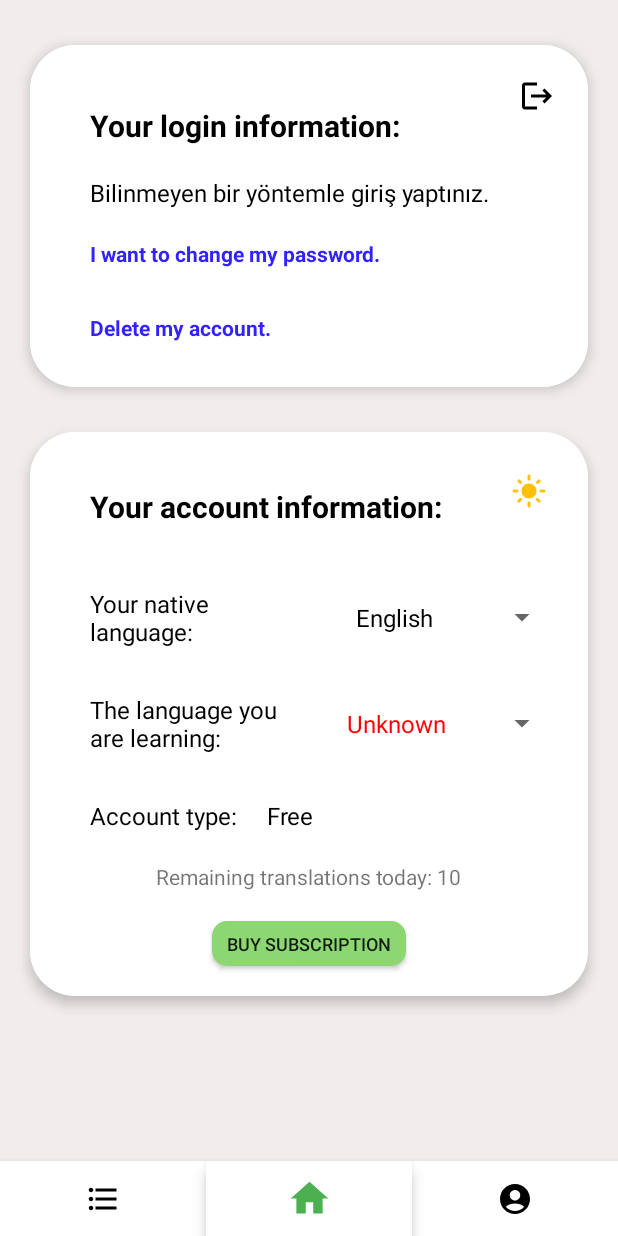
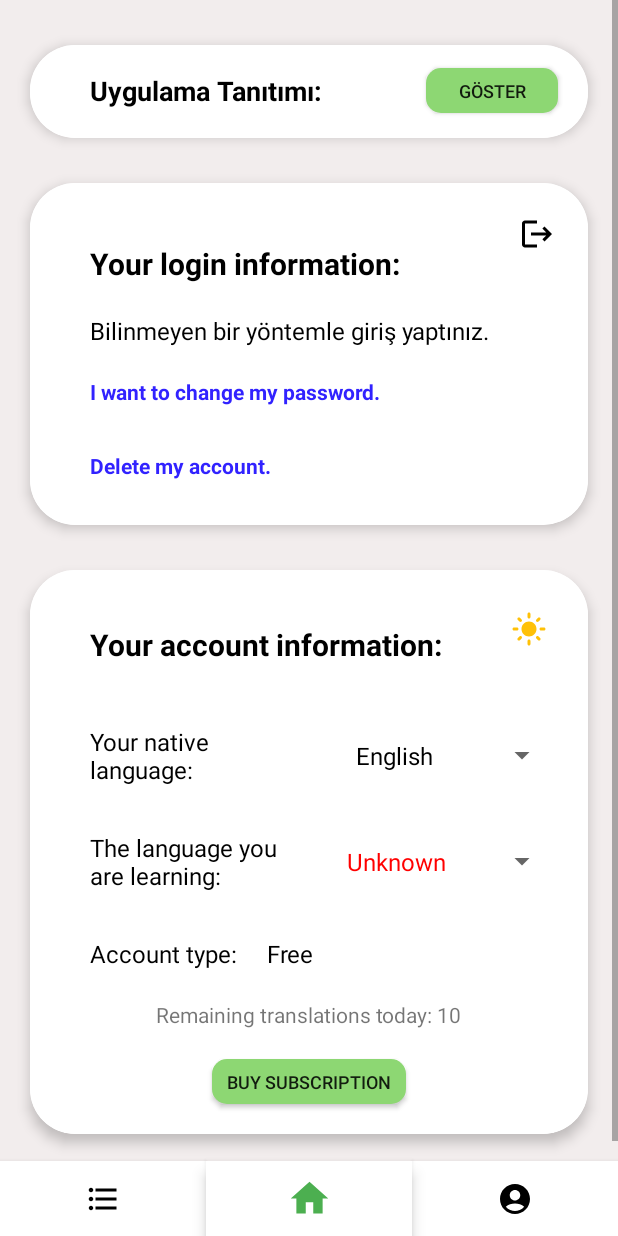
Before and after one commit to mhmmt0696/transist, an Android app built with Jetpack Compose: the fragment ProfileFragment placed in its activity, on a phone screen of 412 x 824 dp. Run offline under Robolectric (Android 15) with nearby library versions, the light colour scheme and no system bars; our stand-ins replace Firebase (no records; nobody signed in at launch, a user with empty details on screens opened directly); libraries missing offline, so code that uses them is left out: com.android.billingclient; 9 statements that could not run were skipped.

Commit message:
Fix: Add 'guide' in the profile fragment — fixes #4

```diff
--- a/app/build.gradle.kts
+++ b/app/build.gradle.kts
@@ -21,7 +21,7 @@ android {
         applicationId = "com.transist"
         minSdk = 24
         targetSdk = 35
-        versionCode = 23
+        versionCode = 25
         versionName = "1.0"
 
         testInstrumentationRunner = "androidx.test.runner.AndroidJUnitRunner"
--- a/app/src/main/java/com/transist/ui/launcher/LauncherActivity.kt
+++ b/app/src/main/java/com/transist/ui/launcher/LauncherActivity.kt
@@ -2,6 +2,7 @@ package com.transist.ui.launcher
 
 import android.content.Intent
 import android.os.Bundle
+import android.util.Log
 import androidx.appcompat.app.AppCompatActivity
 import androidx.appcompat.app.AppCompatDelegate
 import com.transist.ui.main.ActivityMain
@@ -10,6 +11,8 @@ import com.transist.data.repository.PreferencesRepository
 
 class LauncherActivity : AppCompatActivity() {
     override fun onCreate(savedInstanceState: Bundle?) {
+
+        Log.d("DEBUGING", "onCreate: LauncherActivity")
 
         // Access the repository directly.
         val prefsRepository = PreferencesRepository(applicationContext)
--- a/app/src/main/java/com/transist/ui/main/ActivityMain.kt
+++ b/app/src/main/java/com/transist/ui/main/ActivityMain.kt
@@ -1,6 +1,9 @@
 package com.transist.ui.main
 
+import android.content.Context
+import android.content.res.Configuration
 import android.os.Bundle
+import android.util.Log
 import android.widget.ImageButton
 import androidx.appcompat.app.AppCompatActivity
 import androidx.constraintlayout.widget.ConstraintLayout
@@ -13,6 +16,7 @@ import com.transist.ui.main.list.ListFragment
 import com.transist.R
 import com.transist.ui.main.study.random.StudyRandomFragment
 import com.transist.ui.main.profile.ProfileFragment
+import java.util.Locale
 
 class ActivityMain : AppCompatActivity() {
 
@@ -27,6 +31,8 @@ class ActivityMain : AppCompatActivity() {
         // 1. Adım: Sistem padding’lerini devre dışı bırakıyorum.
         WindowCompat.setDecorFitsSystemWindows(window, false)
         setContentView(R.layout.main_activity)
+
+        Log.d("DEBUGING", "onCreate: ActivityMain")
 
         val rootView = findViewById<ConstraintLayout>(R.id.main_root)
         // 2. Adım: Top bar ve bottom bar'a göre yeniden padding veriyorum.
@@ -93,4 +99,12 @@ class ActivityMain : AppCompatActivity() {
 
 
     }
+
+    override fun attachBaseContext(newBase: Context) {
+        val locale = Locale.getDefault()
+        val config = Configuration(newBase.resources.configuration)
+        config.setLocale(locale)
+        val context = newBase.createConfigurationContext(config)
+        super.attachBaseContext(context)
+    }
 }
--- a/app/src/main/res/layout/fragment_profile.xml
+++ b/app/src/main/res/layout/fragment_profile.xml
@@ -23,10 +23,69 @@
         android:background="@color/arkaplan">
 
         <androidx.cardview.widget.CardView
+            android:id="@+id/cv_app_introduction"
+            android:layout_width="0dp"
+            android:layout_height="wrap_content"
+            app:layout_constraintTop_toTopOf="parent"
+            app:layout_constraintStart_toStartOf="parent"
+            app:layout_constraintEnd_toEndOf="parent"
+            android:layout_marginTop="30dp"
+            android:layout_marginStart="20dp"
+            android:layout_marginEnd="20dp"
+            app:cardCornerRadius="30dp"
+            app:cardElevation="5dp">
+
+            <androidx.constraintlayout.widget.ConstraintLayout
+                android:background="@color/cvBackground"
+                android:layout_width="match_parent"
+                android:layout_height="match_parent">
+
+                <TextView
+                    android:id="@+id/txt_app_introduction"
+                    android:layout_width="0dp"
+                    android:layout_height="wrap_content"
+                    android:layout_marginStart="40dp"
+                    android:layout_marginEnd="10dp"
+                    android:layout_marginTop="18dp"
+                    android:text="Uygulama Tanıtımı:"
+                    android:textColor="@color/textColorPrimary"
+                    android:textSize="18sp"
+                    android:textStyle="bold"
+                    app:layout_constraintEnd_toStartOf="@id/button_show"
+                    app:layout_constraintStart_toStartOf="parent"
+                    app:layout_constraintTop_toTopOf="parent" />
+
+                <Button
+                    android:id="@+id/button_show"
+                    android:layout_width="wrap_content"
+                    android:layout_height="30dp"
+                    android:layout_marginEnd="20dp"
+                    android:background="@drawable/bg_onayla_yesil"
+                    android:paddingStart="10dp"
+                    android:paddingEnd="10dp"
+                    android:text="Göster"
+                    android:textSize="12sp"
+                    app:layout_constraintTop_toTopOf="@id/txt_app_introduction"
+                    app:layout_constraintBottom_toBottomOf="@id/txt_app_introduction"
+                    app:layout_constraintEnd_toEndOf="parent" />
+
+                <View
+                    android:layout_width="1dp"
+                    android:layout_height="1dp"
+                    app:layout_constraintTop_toBottomOf="@id/txt_app_introduction"
+                    app:layout_constraintStart_toStartOf="parent"
+                    app:layout_constraintEnd_toEndOf="parent"
+                    android:layout_marginTop="18dp"/>
+
+            </androidx.constraintlayout.widget.ConstraintLayout>
+
+        </androidx.cardview.widget.CardView>
+
+        <androidx.cardview.widget.CardView
             android:id="@+id/cv_giris_bilgisi"
             android:layout_width="0dp"
             android:layout_height="wrap_content"
-            app:layout_constraintTop_toTopOf="parent"
+            app:layout_constraintTop_toBottomOf="@id/cv_app_introduction"
             app:layout_constraintStart_toStartOf="parent"
             app:layout_constraintEnd_toEndOf="parent"
             android:layout_marginTop="30dp"
@@ -618,6 +677,7 @@
             android:layout_marginTop="30dp"/>
 
         <androidx.cardview.widget.CardView
+            android:visibility="gone"
             android:id="@+id/cv_toast"
             android:layout_width="0dp"
             android:layout_height="wrap_content"
--- a/app/src/main/res/layout/welcome_activity.xml
+++ b/app/src/main/res/layout/welcome_activity.xml
@@ -1,5 +1,6 @@
 <?xml version="1.0" encoding="utf-8"?>
 <androidx.constraintlayout.widget.ConstraintLayout
+    android:id="@+id/welcome_root"
     xmlns:app="http://schemas.android.com/apk/res-auto"
     xmlns:android="http://schemas.android.com/apk/res/android"
     xmlns:tools="http://schemas.android.com/tools"
--- a/app/src/main/res/layout/welcome_activity_page1.xml
+++ b/app/src/main/res/layout/welcome_activity_page1.xml
@@ -450,7 +450,7 @@
                 android:id="@+id/ib_info_next"
                 android:layout_width="wrap_content"
                 android:layout_height="wrap_content"
-                android:layout_marginBottom="40dp"
+                android:layout_marginBottom="60dp"
                 android:layout_marginTop="30dp"
                 android:background="@drawable/bg_round_btn"
                 android:elevation="3dp"
--- a/app/src/main/res/layout/welcome_activity_page2.xml
+++ b/app/src/main/res/layout/welcome_activity_page2.xml
@@ -40,6 +40,7 @@
                 app:layout_constraintStart_toStartOf="parent"
                 app:layout_constraintEnd_toEndOf="parent"
                 android:textColor="@color/koyu_yesil"
+                android:textStyle="bold"
                 android:text="@string/tv_ls_title"
                 android:textSize="30sp"/>
 
```
Also changed, not shown: app/src/main/java/com/transist/ui/main/introduction/IntroductionFragment.kt (added, +124 -0 lines), app/src/main/java/com/transist/ui/main/profile/ProfileFragment.kt (+16 -0 lines), app/src/main/java/com/transist/ui/welcome/WelcomeActivity.kt (+13 -5 lines).
